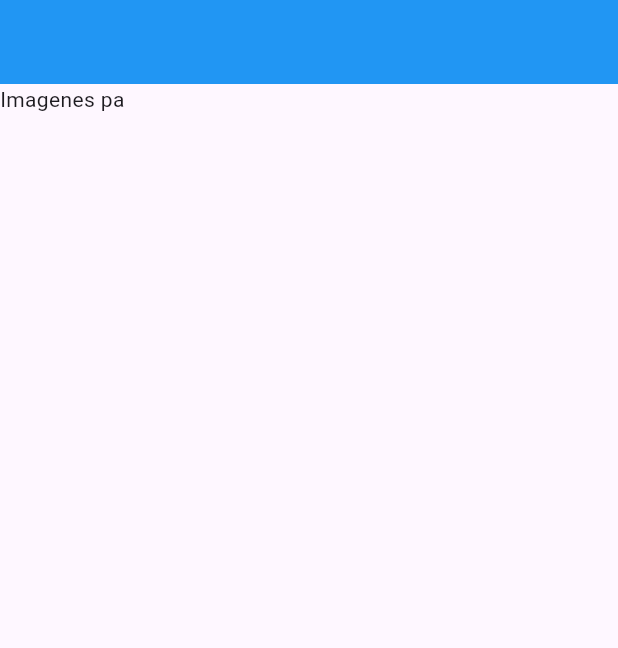
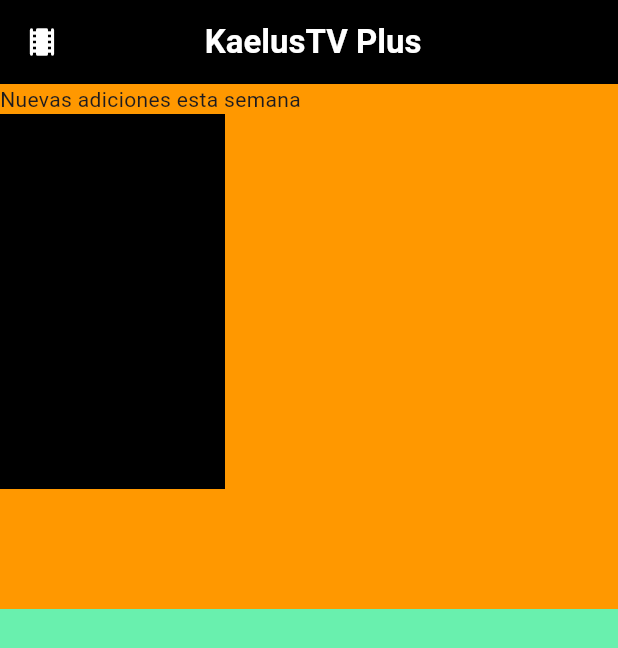
Before and after one commit to blackBuzo2601/Template-Flutter, a Flutter app: the screen it shows after launch, on a phone screen of 412 x 824 dp. Shown: the top 648 px of the screen. Run offline on Flutter 3.47's test engine with Material 3 defaults, Android fonts, the phone set to English and light mode, and no system bars; Roboto replaces fonts that are missing (Times New Roman).

Commit message:
Estructura inicial para Cartelera de cine

```diff
--- a/lib/main.dart
+++ b/lib/main.dart
@@ -15,12 +15,52 @@
         debugShowCheckedModeBanner: false,
         home: Scaffold(
             appBar: AppBar(
-              backgroundColor: Colors.blue,
-            ),
-            body: Column(
-              children: [
-                Text("Imagenes pa"),
-              ],
+                centerTitle: true,
+                backgroundColor: Colors.black,
+                leading: Icon(
+                  Icons.theaters_rounded,
+                  color: Colors.white,
+                ),
+                title: Text(
+                  textAlign: TextAlign.end,
+                  "KaelusTV Plus ",
+                  style: TextStyle(
+                      fontFamily: "Times New Roman",
+                      fontSize: 22,
+                      fontWeight: FontWeight.bold,
+                      color: Colors.white),
+                )),
+            body: Container(
+              width: double.infinity,
+              height: double.infinity,
+              color: Colors.greenAccent,
+              child: Column(
+                children: [
+                  Container(
+                    width: double.infinity,
+                    height: 350,
+                    color: Colors.orange,
+                    child: Column(
+                      crossAxisAlignment: CrossAxisAlignment.start,
+                      children: [
+                        Text("Nuevas adiciones esta semana"),
+                        SingleChildScrollView(
+                          scrollDirection: Axis.horizontal,
+                          child: Row(
+                            children: [
+                              Container(
+                                width: 150,
+                                height: 250,
+                                color: Colors.black,
+                              ),
+                            ],
+                          ),
+                        )
+                      ],
+                    ),
+                  )
+                ],
+              ),
             )));
   }
 }
```
